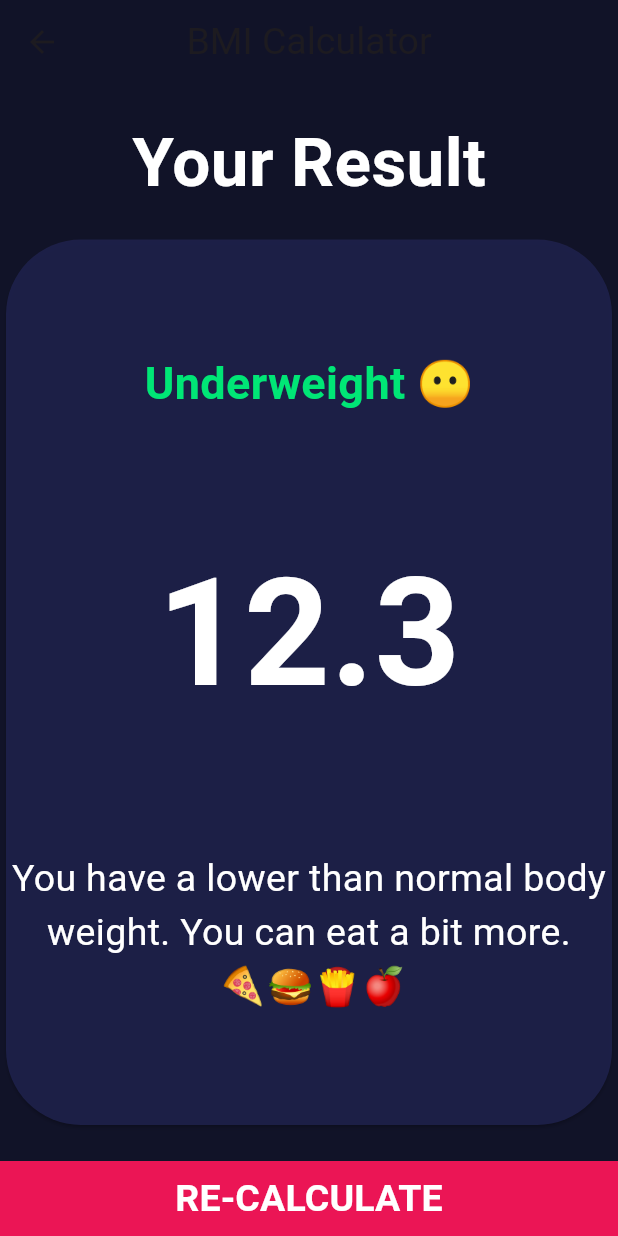
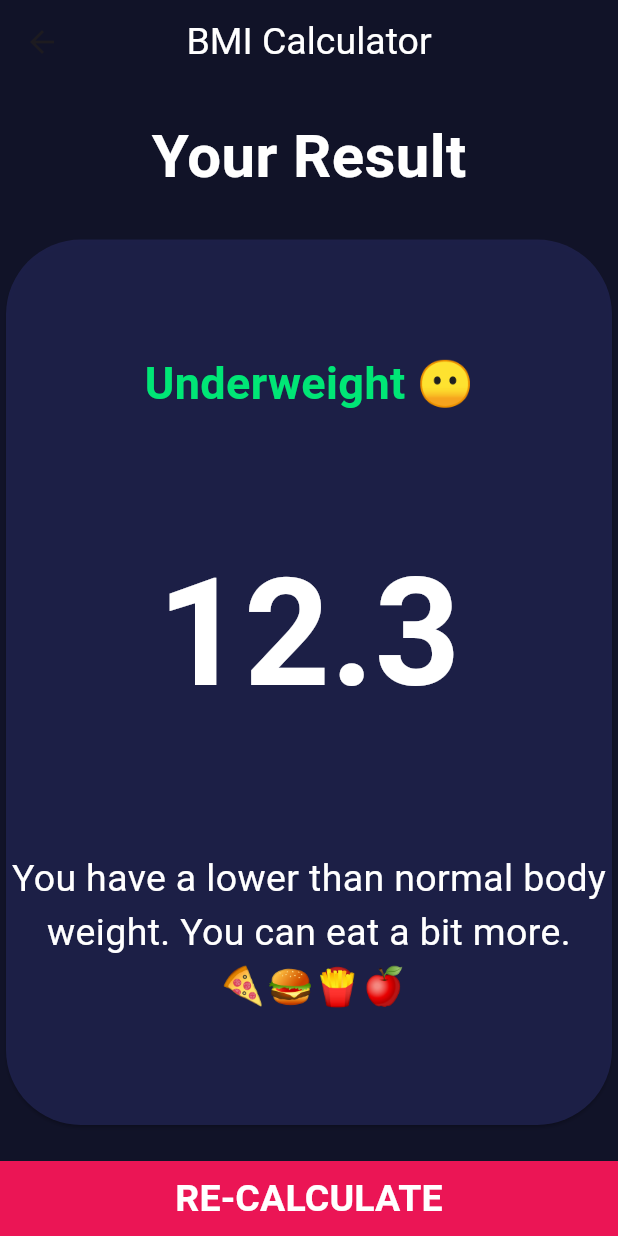
Before and after one commit to SHahdAyman20/BMI-Calculator, a Flutter app: the screen it shows after launch, after a tap on "CALCULATE", on a phone screen of 412 x 824 dp. Run offline on Flutter 3.47's test engine with Material 3 defaults, Android fonts, the phone set to English and light mode, and no system bars.

Commit message:
update code

```diff
--- a/lib/bmi_result_screen.dart
+++ b/lib/bmi_result_screen.dart
@@ -1,113 +1,113 @@
-import 'main.dart';
-import 'bmi_screen.dart';
+import 'package:bmi_app/colors.dart';
 import 'package:flutter/material.dart';
 
-
 class BMIResultScreen extends StatelessWidget {
-
-  final String BmiResult;
+  final String bmiResult;
   final String resultText;
   final String interpretation;
 
-  BMIResultScreen({
+  const BMIResultScreen({
+    super.key,
     required this.interpretation,
-    required this.BmiResult,
+    required this.bmiResult,
     required this.resultText,
   });
   @override
   Widget build(BuildContext context) {
     return Scaffold(
       appBar: AppBar(
-        backgroundColor: Color(0xFF111328),
-        title: Text(
+        backgroundColor: const Color(0xFF111328),
+        title: const Text(
           'BMI Calculator',
-         style: TextStyle(fontSize: 25,),),
+          style: TextStyle(
+            fontSize: 25,
+            color: Colors.white,
+          ),
+        ),
         centerTitle: true,
       ),
-
       body: Container(
         width: double.infinity,
+        color: activeColour,
         child: Column(
           mainAxisAlignment: MainAxisAlignment.spaceEvenly,
-
-            children: <Widget>[
-              Expanded(child:
-              Container(
-                padding: EdgeInsets.all(20),
-                child:Text("Your Result",
-                  style:TextStyle(
+          children: [
+            Expanded(
+              child: Container(
+                padding: const EdgeInsets.all(20),
+                child: const Text(
+                  "Your Result",
+                  style: TextStyle(
                     fontWeight: FontWeight.bold,
-                      fontSize: 45,
-                      color: Colors.white
-                  ),),),),
+                    fontSize: 40,
+                    color: Colors.white,
+                  ),
+                ),
+              ),
+            ),
             Expanded(
               flex: 6,
-                child: Container(
               child: Card(
                 shape: RoundedRectangleBorder(
-                    borderRadius: BorderRadius.circular(50)
-                  ),
-                  color: Color(0xE51E214B),
+                    borderRadius: BorderRadius.circular(50)),
+                color: nonactiveColour,
                 child: Column(
                   mainAxisAlignment: MainAxisAlignment.spaceEvenly,
                   crossAxisAlignment: CrossAxisAlignment.center,
-                   children: <Widget>[
-
+                  children: [
+                    // underweight or normal or overweight
                     Text(
                       resultText,
-                       style: TextStyle(
+                      style: const TextStyle(
                           color: Color(0xFF00E676),
-                         fontSize:30,
-                         fontWeight: FontWeight.bold
+                          fontSize: 30,
+                          fontWeight: FontWeight.bold),
                     ),
+                    // numerical result
+                    Text(
+                      bmiResult,
+                      style: const TextStyle(
+                          color: Colors.white,
+                          fontSize: 100,
+                          fontWeight: FontWeight.bold),
                     ),
-
-                     Text(
-                       BmiResult,
-                       style: TextStyle(
-                           color: Colors.white,
-                           fontSize:100,
-                           fontWeight: FontWeight.bold
-                       ),
-                     ),
-
+                    // interpretation statement
                     Text(
                       interpretation,
                       textAlign: TextAlign.center,
-                       style: TextStyle(
+                      style: const TextStyle(
                         color: Colors.white,
-                           fontSize:25,
+                        fontSize: 25,
                       ),
                     ),
                   ],
                 ),
-              )
-
-                ),),
-
+              ),
+            ),
+            // button navigate me to previous screen to re-calculate
+            // throughout navigate.pop() .. tis func delete the recent screen and take me to previous
             Container(
-                  margin: EdgeInsets.only(top: 20),
+              margin: const EdgeInsets.only(top: 20),
               width: double.infinity,
-                color: Color(0xFFEB1555),
+              color: pinkColor,
               child: MaterialButton(
-                  onPressed: (){
+                onPressed: () {
                   Navigator.pop(context);
                 },
                 height: 50.0,
-                   child: Text(
+                child: const Text(
                   'RE-CALCULATE',
                   style: TextStyle(
                     color: Colors.white,
                     fontWeight: FontWeight.bold,
-                    fontSize: 25),
-                ),)
-              ), ],
+                    fontSize: 25,
                   ),
-        color: Color(0xFF111328),
                 ),
-
-
-
+              ),
+            ),
+          ],
+        ),
+      ),
     );
   }
 }
--- a/lib/bmi_screen.dart
+++ b/lib/bmi_screen.dart
@@ -1,10 +1,11 @@
-import 'dart:math';
 import 'package:bmi_app/result_functions.dart';
 import 'bmi_result_screen.dart';
 import 'package:flutter/material.dart';
 import 'colors.dart';
 
 class BmiScreen extends StatefulWidget {
+  const BmiScreen({super.key});
+
   @override
   State<BmiScreen> createState() => _BmiScreenState();
 }
@@ -12,30 +13,39 @@ class BmiScreen extends StatefulWidget {
 class _BmiScreenState extends State<BmiScreen> {
 
 
-  bool isMale = true;
+  bool isMale = false;
+  // UI Design
+  // (male || female) ,
+  // (height 'slider') ,
+  // (weight && age) ,
+  // (calculate button)
 
   @override
   Widget build(BuildContext context) {
     return Scaffold(
       appBar: AppBar(
         backgroundColor: activeColour,
-        title: Text('BMI Calculator'),
+        title: const Text(
+          'BMI Calculator',
+          style: TextStyle(
+              color: Colors.white,
+          ),
+        ),
         centerTitle: true,
       ),
       body: Container(
+        color: activeColour,
         child: Column(
-          // (male || female) ,
-          // (height 'slider') ,
-          // (weight && age) ,
-          // (calculate button)
-          children: <Widget>[
+          children: [
+            // this is for gender -> male or female
             Expanded(
               child: Padding(
                 padding: const EdgeInsets.all(20.0),
                 child: Row(
-                  children: <Widget>[
+                  children:[
                     //this for male container
                     Expanded(
+                      // GestureDetector to make container clickable
                       child: GestureDetector(
                         onTap: () {
                           setState(() {
@@ -43,16 +53,21 @@ class _BmiScreenState extends State<BmiScreen> {
                           });
                         },
                         child: Container(
+                          decoration: BoxDecoration(
+                            borderRadius: BorderRadius.circular(10.0),
+                            //change color depend on male or not
+                            color: isMale ? activeColour : nonactiveColour,
+                          ),
                           child: Column(
                             mainAxisAlignment: MainAxisAlignment.center,
-                            children: <Widget>[
-                              Image(
+                            children:[
+                              const Image(
                                 image: AssetImage('image/male.png'),
                                 color: Colors.white,
                                 height: 100.0,
                                 width: 100.0,
                               ),
-                              SizedBox(
+                              const SizedBox(
                                 height: 10,
                               ),
                               Text(
@@ -64,14 +79,10 @@ class _BmiScreenState extends State<BmiScreen> {
                               )
                             ],
                           ),
-                          decoration: BoxDecoration(
-                            borderRadius: BorderRadius.circular(10.0),
-                            color: isMale ? activeColour : nonactiveColour,
-                          ),
                         ),
                       ),
                     ),
-                    SizedBox(
+                    const SizedBox(
                       width: 20.0,
                     ),
                     //this for female icon
@@ -83,29 +94,30 @@ class _BmiScreenState extends State<BmiScreen> {
                           });
                         },
                         child: Container(
+                          decoration: BoxDecoration(
+                            borderRadius: BorderRadius.circular(10.0),
+                            color: isMale ? nonactiveColour : activeColour,
+                          ),
                           child: Column(
                             mainAxisAlignment: MainAxisAlignment.center,
-                            children: <Widget>[
-                              Image(
+                            children:[
+                              const Image(
                                 image: AssetImage('image/female.png'),
                                 color: Colors.white,
                                 height: 90.0,
                                 width: 90.0,
                               ),
-                              SizedBox(
+                              const SizedBox(
                                 height: 10,
                               ),
                               Text(
                                 'FEMALE',
                                 style: TextStyle(
                                     fontSize: 20.0,
-                                    color:fontColor),
+                                    color:fontColor,
+                                ),
                               )
                             ],
-                          ),
-                          decoration: BoxDecoration(
-                            borderRadius: BorderRadius.circular(10.0),
-                            color: isMale ? nonactiveColour : activeColour,
                           ),
                         ),
                       ),
@@ -117,11 +129,15 @@ class _BmiScreenState extends State<BmiScreen> {
             //this for height and slider
             Expanded(
               child: Padding(
-                padding: const EdgeInsets.symmetric(horizontal: 20.0),
+                padding: const EdgeInsets.symmetric(horizontal: 20.0,),
                 child: Container(
+                  decoration: BoxDecoration(
+                      borderRadius: BorderRadius.circular(10.0),
+                      color: nonactiveColour,
+                  ),
                   child: Column(
                     mainAxisAlignment: MainAxisAlignment.center,
-                    children: <Widget>[
+                    children:[
                       Text(
                         'HEIGHT',
                         style: TextStyle(
@@ -130,25 +146,25 @@ class _BmiScreenState extends State<BmiScreen> {
                         ),
                       ),
                       Row(
-                        crossAxisAlignment: CrossAxisAlignment.baseline,
-                        textBaseline: TextBaseline.alphabetic,
                         mainAxisAlignment: MainAxisAlignment.center,
-                        children: <Widget>[
+                        children:[
                           Text(
-                            '${height.round()}',
-                            style: TextStyle(
+                            '${height.toInt()}',
+                            style: const TextStyle(
                                 fontSize: 50.0,
                                 fontWeight: FontWeight.bold,
-                                color: Colors.white),
+                                color: Colors.white,
+                            ),
                           ),
-                          SizedBox(
+                          const SizedBox(
                             width: 5.0,
                           ),
                           Text(
                             'CM',
                             style: TextStyle(
                                 fontSize: 20.0,
-                                color: fontColor),
+                                color: fontColor,
+                            ),
                           ),
                         ],
                       ),
@@ -158,7 +174,7 @@ class _BmiScreenState extends State<BmiScreen> {
                           min: 80,
                           activeColor: pinkColor,
                           inactiveColor: nonactiveColour,
-
+                          // this anonymous function take a value from me when pull the slider and put this value to the height variable
                           onChanged: (value) {
                             setState(() {
                               height = value;
@@ -166,9 +182,6 @@ class _BmiScreenState extends State<BmiScreen> {
                           })
                     ],
                   ),
-                  decoration: BoxDecoration(
-                      borderRadius: BorderRadius.circular(10.0),
-                      color: nonactiveColour),
                 ),
               ),
             ),
@@ -177,33 +190,34 @@ class _BmiScreenState extends State<BmiScreen> {
               child: Padding(
                 padding: const EdgeInsets.all(20.0),
                 child: Row(
-                  children: <Widget>[
+                  children:[
                     Expanded(
                       child: Container(
                         decoration: BoxDecoration(
                             borderRadius: BorderRadius.circular(10.0),
-                            color: nonactiveColour),
+                            color: nonactiveColour,
+                        ),
                         child: Column(
                           mainAxisAlignment: MainAxisAlignment.center,
-                          children: <Widget>[
+                          children:[
                             Text(
                               'WEIGHT',
                               style: TextStyle(
                                   fontSize: 25.0,
-                                color: fontColor
+                                color: fontColor,
                                   ),
                             ),
                             Text(
                               '$weight',
-                              style: TextStyle(
+                              style: const TextStyle(
                                   fontSize: 50.0,
                                   fontWeight: FontWeight.bold,
-                                  color: Colors.white
+                                  color: Colors.white,
                                   ),
                             ),
                             Row(
                               mainAxisAlignment: MainAxisAlignment.center,
-                              children: <Widget>[
+                              children:[
                                 FloatingActionButton(
                                   backgroundColor: fontColor,
                                   onPressed: () {
@@ -212,8 +226,8 @@ class _BmiScreenState extends State<BmiScreen> {
                                     });
                                   },
                                   mini: true,
-                                  child: Icon(Icons.remove,),
                                   heroTag: 'weight--',
+                                  child: const Icon(Icons.remove,),
                                 ),
                                 FloatingActionButton(
                                   backgroundColor: fontColor,
@@ -223,8 +237,8 @@ class _BmiScreenState extends State<BmiScreen> {
                                     });
                                   },
                                   mini: true,
-                                  child: Icon(Icons.add),
                                   heroTag: 'weight++',
+                                  child: const Icon(Icons.add),
                                 )
                               ],
                             ),
@@ -232,36 +246,35 @@ class _BmiScreenState extends State<BmiScreen> {
                         ),
                       ),
                     ),
-                    SizedBox(
+                    const SizedBox(
                       width: 20.0,
                     ),
                     Expanded(
                       child: Container(
                         decoration: BoxDecoration(
                             borderRadius: BorderRadius.circular(10.0),
-                            color: nonactiveColour),
+                            color: nonactiveColour,
+                        ),
                         child: Column(
                           mainAxisAlignment: MainAxisAlignment.center,
-                          children: <Widget>[
+                          children:[
                             Text(
                               'AGE',
                               style: TextStyle(
                                   fontSize: 25.0,
-                                  color: fontColor),
+                                  color: fontColor,),
                             ),
                             Text(
                               '$age',
-                              style: TextStyle(
+                              style: const TextStyle(
                                   fontSize: 50.0,
                                   fontWeight: FontWeight.bold,
-                                  color: Colors.white
+                                  color: Colors.white,
                               ),
-
-
                             ),
                             Row(
                               mainAxisAlignment: MainAxisAlignment.center,
-                              children: <Widget>[
+                              children:[
                                 FloatingActionButton(
                                   backgroundColor: fontColor,
                                   onPressed: () {
@@ -270,8 +283,8 @@ class _BmiScreenState extends State<BmiScreen> {
                                     });
                                   },
                                   mini: true,
-                                  child: Icon(Icons.remove),
                                   heroTag: 'age--',
+                                  child:  Icon(Icons.remove),
                                 ),
                                 FloatingActionButton(
                                   backgroundColor: fontColor,
@@ -281,8 +294,8 @@ class _BmiScreenState extends State<BmiScreen> {
                                     });
                                   },
                                   mini: true,
-                                  child: Icon(Icons.add),
                                   heroTag: 'age++',
+                                  child: const Icon(Icons.add),
                                 )
                               ],
                             ),
@@ -294,42 +307,44 @@ class _BmiScreenState extends State<BmiScreen> {
                 ),
               ),
             ),
-            //this for calculate button and calculate your bmi and push to result screen
+            //this for calculate button and calculate your bmi and push the value to result screen
             Container(
               width: double.infinity,
               color: pinkColor,
               child: MaterialButton(
                 height: 50.0,
-                child: Text(
+                child: const Text(
                   'CALCULATE',
                   style: TextStyle(
                       color: Colors.white,
                       fontWeight: FontWeight.bold,
                       fontSize: 30),
                 ),
-
-
-
                 onPressed: () {
-                   result = weight / pow(height / 100, 2);
-                    result.toStringAsFixed(1);
-                 // print(result.roundToDouble());
-                  Navigator.push(context,
-                      MaterialPageRoute(builder: (context) => BMIResultScreen(
+                  // now i called the bmiResult function and passed it to parameters of BMIResultScreen
+                  // WHICH take the values of height, weight, and age ... doing functions on these values
+                  // like in getResult(), bmiResult(), and getInterpretation() and navigate these values to result screen
+                  bmiResult();
+                  Navigator.push(
+                      context,
+                      MaterialPageRoute(
+                        builder: (context) => BMIResultScreen(
                         resultText: getResult(),
-                        BmiResult: BmiResult(),
+                        bmiResult: bmiResult(),
                         interpretation: getInterpretation(),
                       ),
                       )
                   );
                 },
-
               ),
             )
           ],
         ),
-        color: activeColour,
       ),
     );
   }
 }
+// int x=5;
+// if(x %2==0) print('even')
+//else print('odd')
+// x % 2 == 0 ? ''
--- a/lib/colors.dart
+++ b/lib/colors.dart
@@ -1,7 +1,7 @@
 
 import 'package:flutter/material.dart';
 
-Color activeColour = Color(0xFF111328);
-Color nonactiveColour = Color(0xE51E214B);
-Color pinkColor = Color(0xFFEB1555);
-Color fontColor=Color(0xFF757575);
+Color activeColour = const Color(0xFF111328);
+Color nonactiveColour = const Color(0xE51E214B);
+Color pinkColor = const Color(0xFFEB1555);
+Color fontColor=const Color(0xFF757575);
--- a/lib/main.dart
+++ b/lib/main.dart
@@ -1,15 +1,20 @@
 import 'package:flutter/material.dart';
 import 'bmi_screen.dart';
-import 'bmi_result_screen.dart';
+
 void main() {
-  runApp(myApp());
+  runApp(const MyApp());
 }
-class myApp extends StatelessWidget {
+
+class MyApp extends StatelessWidget {
+  const MyApp({super.key});
+
   @override
   Widget build(BuildContext context) {
-    return MaterialApp(
+    return const MaterialApp(
       debugShowCheckedModeBanner: false,
       home: BmiScreen(),
     );
   }
+  // Widget -> stateless
+   //         -> stateful
 }
--- a/lib/result_functions.dart
+++ b/lib/result_functions.dart
@@ -1,15 +1,13 @@
 import 'dart:math';
 
-import 'package:flutter/material.dart';
 
-
-var result;
+var result ;
 double height = 180;
 int weight = 40;
 int age = 15;
 
 //calculate BMI
-String BmiResult() {
+String bmiResult() {
   result = weight / pow(height / 100, 2);
   return result.toStringAsFixed(1);
 }
--- a/pubspec.yaml
+++ b/pubspec.yaml
@@ -63,6 +63,7 @@ flutter:
   assets:
      - image/
 
+
   # An image asset can refer to one or more resolution-specific "variants", see
   # https://flutter.dev/assets-and-images/#resolution-aware
 
```
Also changed, not shown: pubspec.lock, 3 other files. Lines whose indentation alone changed are shown as unchanged.
